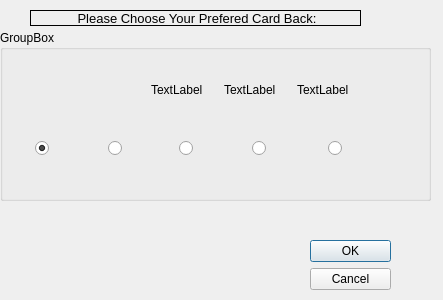
Old version of the form CardGame/preferencespage.ui in the repository kiloecho78/CS4865.
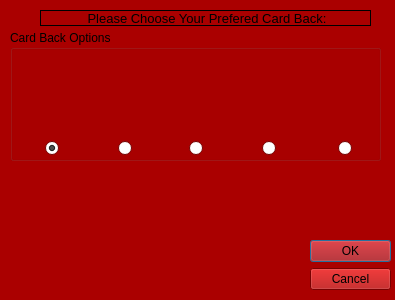
New version of the form. Icons and pictures are not drawn.

Commit message: Added different card backs to the preferences panel...also created a preferences panel.

Diff of the .ui file:
```diff
--- a/CardGame/preferencespage.ui
+++ b/CardGame/preferencespage.ui
@@ -6,10 +6,425 @@
    <rect>
     <x>0</x>
     <y>0</y>
-    <width>443</width>
+    <width>395</width>
     <height>300</height>
    </rect>
   </property>
+  <property name="palette">
+   <palette>
+    <active>
+     <colorrole role="WindowText">
+      <brush brushstyle="SolidPattern">
+       <color alpha="255">
+        <red>0</red>
+        <green>0</green>
+        <blue>0</blue>
+       </color>
+      </brush>
+     </colorrole>
+     <colorrole role="Button">
+      <brush brushstyle="SolidPattern">
+       <color alpha="255">
+        <red>170</red>
+        <green>0</green>
+        <blue>0</blue>
+       </color>
+      </brush>
+     </colorrole>
+     <colorrole role="Light">
+      <brush brushstyle="SolidPattern">
+       <color alpha="255">
+        <red>255</red>
+        <green>0</green>
+        <blue>0</blue>
+       </color>
+      </brush>
+     </colorrole>
+     <colorrole role="Midlight">
+      <brush brushstyle="SolidPattern">
+       <color alpha="255">
+        <red>212</red>
+        <green>0</green>
+        <blue>0</blue>
+       </color>
+      </brush>
+     </colorrole>
+     <colorrole role="Dark">
+      <brush brushstyle="SolidPattern">
+       <color alpha="255">
+        <red>85</red>
+        <green>0</green>
+        <blue>0</blue>
+       </color>
+      </brush>
+     </colorrole>
+     <colorrole role="Mid">
+      <brush brushstyle="SolidPattern">
+       <color alpha="255">
+        <red>113</red>
+        <green>0</green>
+        <blue>0</blue>
+       </color>
+      </brush>
+     </colorrole>
+     <colorrole role="Text">
+      <brush brushstyle="SolidPattern">
+       <color alpha="255">
+        <red>0</red>
+        <green>0</green>
+        <blue>0</blue>
+       </color>
+      </brush>
+     </colorrole>
+     <colorrole role="BrightText">
+      <brush brushstyle="SolidPattern">
+       <color alpha="255">
+        <red>255</red>
+        <green>255</green>
+        <blue>255</blue>
+       </color>
+      </brush>
+     </colorrole>
+     <colorrole role="ButtonText">
+      <brush brushstyle="SolidPattern">
+       <color alpha="255">
+        <red>0</red>
+        <green>0</green>
+        <blue>0</blue>
+       </color>
+      </brush>
+     </colorrole>
+     <colorrole role="Base">
+      <brush brushstyle="SolidPattern">
+       <color alpha="255">
+        <red>255</red>
+        <green>255</green>
+        <blue>255</blue>
+       </color>
+      </brush>
+     </colorrole>
+     <colorrole role="Window">
+      <brush brushstyle="SolidPattern">
+       <color alpha="255">
+        <red>170</red>
+        <green>0</green>
+        <blue>0</blue>
+       </color>
+      </brush>
+     </colorrole>
+     <colorrole role="Shadow">
+      <brush brushstyle="SolidPattern">
+       <color alpha="255">
+        <red>0</red>
+        <green>0</green>
+        <blue>0</blue>
+       </color>
+      </brush>
+     </colorrole>
+     <colorrole role="AlternateBase">
+      <brush brushstyle="SolidPattern">
+       <color alpha="255">
+        <red>212</red>
+        <green>127</green>
+        <blue>127</blue>
+       </color>
+      </brush>
+     </colorrole>
+     <colorrole role="ToolTipBase">
+      <brush brushstyle="SolidPattern">
+       <color alpha="255">
+        <red>255</red>
+        <green>255</green>
+        <blue>220</blue>
+       </color>
+      </brush>
+     </colorrole>
+     <colorrole role="ToolTipText">
+      <brush brushstyle="SolidPattern">
+       <color alpha="255">
+        <red>0</red>
+        <green>0</green>
+        <blue>0</blue>
+       </color>
+      </brush>
+     </colorrole>
+    </active>
+    <inactive>
+     <colorrole role="WindowText">
+      <brush brushstyle="SolidPattern">
+       <color alpha="255">
+        <red>0</red>
+        <green>0</green>
+        <blue>0</blue>
+       </color>
+      </brush>
+     </colorrole>
+     <colorrole role="Button">
+      <brush brushstyle="SolidPattern">
+       <color alpha="255">
+        <red>170</red>
+        <green>0</green>
+        <blue>0</blue>
+       </color>
+      </brush>
+     </colorrole>
+     <colorrole role="Light">
+      <brush brushstyle="SolidPattern">
+       <color alpha="255">
+        <red>255</red>
+        <green>0</green>
+        <blue>0</blue>
+       </color>
+      </brush>
+     </colorrole>
+     <colorrole role="Midlight">
+      <brush brushstyle="SolidPattern">
+       <color alpha="255">
+        <red>212</red>
+        <green>0</green>
+        <blue>0</blue>
+       </color>
+      </brush>
+     </colorrole>
+     <colorrole role="Dark">
+      <brush brushstyle="SolidPattern">
+       <color alpha="255">
+        <red>85</red>
+        <green>0</green>
+        <blue>0</blue>
+       </color>
+      </brush>
+     </colorrole>
+     <colorrole role="Mid">
+      <brush brushstyle="SolidPattern">
+       <color alpha="255">
+        <red>113</red>
+        <green>0</green>
+        <blue>0</blue>
+       </color>
+      </brush>
+     </colorrole>
+     <colorrole role="Text">
+      <brush brushstyle="SolidPattern">
+       <color alpha="255">
+        <red>0</red>
+        <green>0</green>
+        <blue>0</blue>
+       </color>
+      </brush>
+     </colorrole>
+     <colorrole role="BrightText">
+      <brush brushstyle="SolidPattern">
+       <color alpha="255">
+        <red>255</red>
+        <green>255</green>
+        <blue>255</blue>
+       </color>
+      </brush>
+     </colorrole>
+     <colorrole role="ButtonText">
+      <brush brushstyle="SolidPattern">
+       <color alpha="255">
+        <red>0</red>
+        <green>0</green>
+        <blue>0</blue>
+       </color>
+      </brush>
+     </colorrole>
+     <colorrole role="Base">
+      <brush brushstyle="SolidPattern">
+       <color alpha="255">
+        <red>255</red>
+        <green>255</green>
+        <blue>255</blue>
+       </color>
+      </brush>
+     </colorrole>
+     <colorrole role="Window">
+      <brush brushstyle="SolidPattern">
+       <color alpha="255">
+        <red>170</red>
+        <green>0</green>
+        <blue>0</blue>
+       </color>
+      </brush>
+     </colorrole>
+     <colorrole role="Shadow">
+      <brush brushstyle="SolidPattern">
+       <color alpha="255">
+        <red>0</red>
+        <green>0</green>
+        <blue>0</blue>
+       </color>
+      </brush>
+     </colorrole>
+     <colorrole role="AlternateBase">
+      <brush brushstyle="SolidPattern">
+       <color alpha="255">
+        <red>212</red>
+        <green>127</green>
+        <blue>127</blue>
+       </color>
+      </brush>
+     </colorrole>
+     <colorrole role="ToolTipBase">
+      <brush brushstyle="SolidPattern">
+       <color alpha="255">
+        <red>255</red>
+        <green>255</green>
+        <blue>220</blue>
+       </color>
+      </brush>
+     </colorrole>
+     <colorrole role="ToolTipText">
+      <brush brushstyle="SolidPattern">
+       <color alpha="255">
+        <red>0</red>
+        <green>0</green>
+        <blue>0</blue>
+       </color>
+      </brush>
+     </colorrole>
+    </inactive>
+    <disabled>
+     <colorrole role="WindowText">
+      <brush brushstyle="SolidPattern">
+       <color alpha="255">
+        <red>85</red>
+        <green>0</green>
+        <blue>0</blue>
+       </color>
+      </brush>
+     </colorrole>
+     <colorrole role="Button">
+      <brush brushstyle="SolidPattern">
+       <color alpha="255">
+        <red>170</red>
+        <green>0</green>
+        <blue>0</blue>
+       </color>
+      </brush>
+     </colorrole>
+     <colorrole role="Light">
+      <brush brushstyle="SolidPattern">
+       <color alpha="255">
+        <red>255</red>
+        <green>0</green>
+        <blue>0</blue>
+       </color>
+      </brush>
+     </colorrole>
+     <colorrole role="Midlight">
+      <brush brushstyle="SolidPattern">
+       <color alpha="255">
+        <red>212</red>
+        <green>0</green>
+        <blue>0</blue>
+       </color>
+      </brush>
+     </colorrole>
+     <colorrole role="Dark">
+      <brush brushstyle="SolidPattern">
+       <color alpha="255">
+        <red>85</red>
+        <green>0</green>
+        <blue>0</blue>
+       </color>
+      </brush>
+     </colorrole>
+     <colorrole role="Mid">
+      <brush brushstyle="SolidPattern">
+       <color alpha="255">
+        <red>113</red>
+        <green>0</green>
+        <blue>0</blue>
+       </color>
+      </brush>
+     </colorrole>
+     <colorrole role="Text">
+      <brush brushstyle="SolidPattern">
+       <color alpha="255">
+        <red>85</red>
+        <green>0</green>
+        <blue>0</blue>
+       </color>
+      </brush>
+     </colorrole>
+     <colorrole role="BrightText">
+      <brush brushstyle="SolidPattern">
+       <color alpha="255">
+        <red>255</red>
+        <green>255</green>
+        <blue>255</blue>
+       </color>
+      </brush>
+     </colorrole>
+     <colorrole role="ButtonText">
+      <brush brushstyle="SolidPattern">
+       <color alpha="255">
+        <red>85</red>
+        <green>0</green>
+        <blue>0</blue>
+       </color>
+      </brush>
+     </colorrole>
+     <colorrole role="Base">
+      <brush brushstyle="SolidPattern">
+       <color alpha="255">
+        <red>170</red>
+        <green>0</green>
+        <blue>0</blue>
+       </color>
+      </brush>
+     </colorrole>
+     <colorrole role="Window">
+      <brush brushstyle="SolidPattern">
+       <color alpha="255">
+        <red>170</red>
+        <green>0</green>
+        <blue>0</blue>
+       </color>
+      </brush>
+     </colorrole>
+     <colorrole role="Shadow">
+      <brush brushstyle="SolidPattern">
+       <color alpha="255">
+        <red>0</red>
+        <green>0</green>
+        <blue>0</blue>
+       </color>
+      </brush>
+     </colorrole>
+     <colorrole role="AlternateBase">
+      <brush brushstyle="SolidPattern">
+       <color alpha="255">
+        <red>170</red>
+        <green>0</green>
+        <blue>0</blue>
+       </color>
+      </brush>
+     </colorrole>
+     <colorrole role="ToolTipBase">
+      <brush brushstyle="SolidPattern">
+       <color alpha="255">
+        <red>255</red>
+        <green>255</green>
+        <blue>220</blue>
+       </color>
+      </brush>
+     </colorrole>
+     <colorrole role="ToolTipText">
+      <brush brushstyle="SolidPattern">
+       <color alpha="255">
+        <red>0</red>
+        <green>0</green>
+        <blue>0</blue>
+       </color>
+      </brush>
+     </colorrole>
+    </disabled>
+   </palette>
+  </property>
   <property name="windowTitle">
    <string>Dialog</string>
   </property>
@@ -32,7 +447,7 @@
   <widget class="QLabel" name="label">
    <property name="geometry">
     <rect>
-     <x>30</x>
+     <x>40</x>
      <y>10</y>
      <width>331</width>
      <height>16</height>
@@ -48,14 +463,14 @@
   <widget class="QGroupBox" name="groupBox">
    <property name="geometry">
     <rect>
-     <x>0</x>
+     <x>10</x>
      <y>30</y>
-     <width>431</width>
-     <height>171</height>
+     <width>371</width>
+     <height>131</height>
     </rect>
    </property>
    <property name="title">
-    <string>GroupBox</string>
+    <string>Card Back Options</string>
    </property>
    <widget class="QRadioButton" name="csuebButton">
     <property name="geometry">
@@ -146,7 +561,7 @@
      </rect>
     </property>
     <property name="text">
-     <string>TextLabel</string>
+     <string>&lt;html&gt;&lt;head/&gt;&lt;body&gt;&lt;p&gt;&lt;img src=&quot;:/cards/zCardBackFish.bmp&quot;/&gt;&lt;/p&gt;&lt;/body&gt;&lt;/html&gt;</string>
     </property>
    </widget>
    <widget class="QLabel" name="hotPic">
@@ -159,7 +574,7 @@
      </rect>
     </property>
     <property name="text">
-     <string>TextLabel</string>
+     <string>&lt;html&gt;&lt;head/&gt;&lt;body&gt;&lt;p&gt;&lt;img src=&quot;:/cards/zCardBackHot.bmp&quot;/&gt;&lt;/p&gt;&lt;/body&gt;&lt;/html&gt;</string>
     </property>
    </widget>
    <widget class="QLabel" name="humanPic">
@@ -172,7 +587,7 @@
      </rect>
     </property>
     <property name="text">
-     <string>TextLabel</string>
+     <string>&lt;html&gt;&lt;head/&gt;&lt;body&gt;&lt;p&gt;&lt;img src=&quot;:/cards/zCardBackCAH.bmp&quot;/&gt;&lt;/p&gt;&lt;/body&gt;&lt;/html&gt;</string>
     </property>
    </widget>
   </widget>
```
The commit also changes 9 other files.
